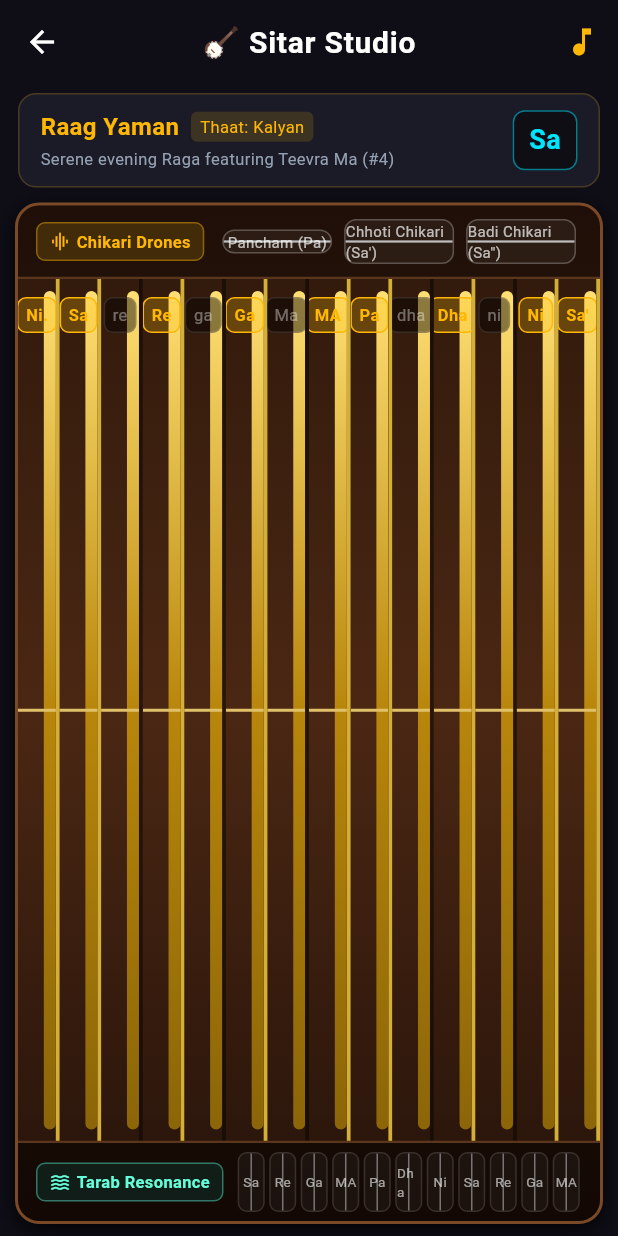
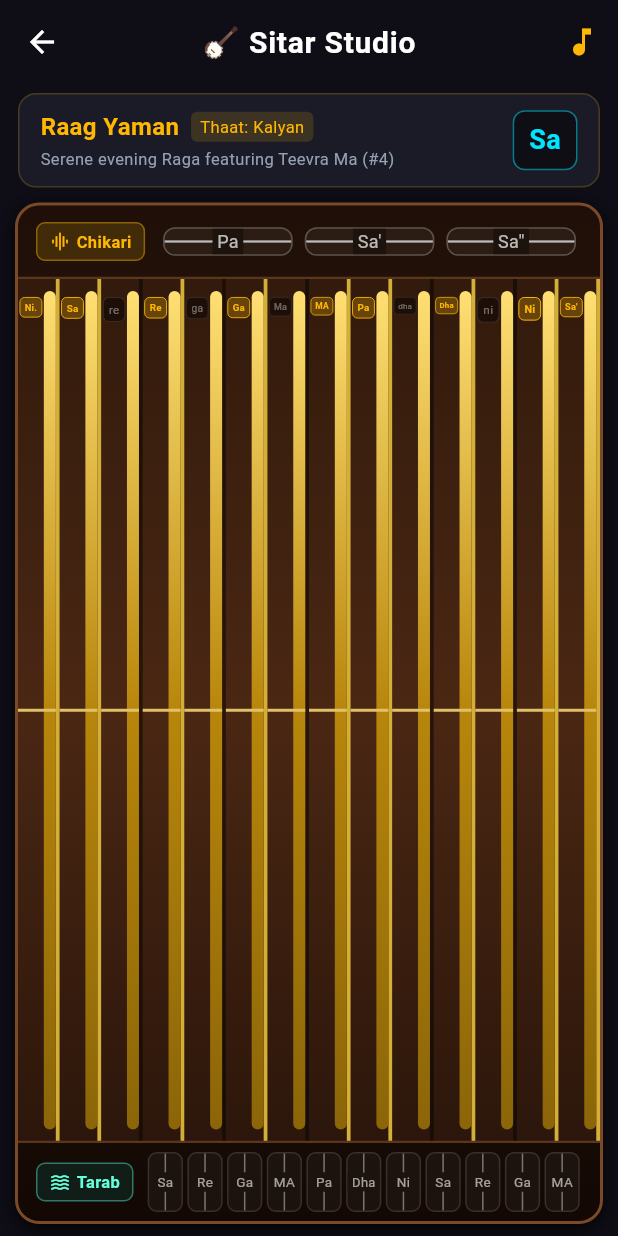
Before and after one commit to Pyush/surjam, a Flutter app: the SitarScreen screen opened directly, on a phone screen of 412 x 824 dp. Run offline on Flutter 3.47's test engine with Material 3 defaults, Android fonts, the phone set to English and light mode, and no system bars; our stand-ins replace audioplayers, flutter_animate, google_mobile_ads, shared_preferences; missing offline and left inert: record; accounts and stored records are empty; network calls fail; statements that could not run were skipped.

Commit message:
Improve touch targets and use of space on piano, DJ, sitar and bansuri
- Piano: 44dp minimum white keys with horizontal scroll in portrait,
  learn mode scrolls to the target note, controls fit on two lines.
- DJ looper: pad grid fills the panel (2x4 portrait, 4x2 landscape);
  fixes pads silently clipped in landscape.
- Sitar: labels scale to fit their columns and no longer wrap or look
  struck through.
- Bansuri: larger holes with full-height tap areas.

Co-Authored-By: Claude Opus 5.5 <noreply@anthropic.com>

```diff
--- a/lib/features/sitar/widgets/sitar_fretboard_widget.dart
+++ b/lib/features/sitar/widgets/sitar_fretboard_widget.dart
@@ -60,7 +60,8 @@ class _SitarFretboardWidgetState extends State<SitarFretboardWidget> {
 
   // --- 1. CHIKARI DRONES ---
   Widget _buildChikariBar(SitarProvider provider) {
-    final chikariNames = ['Pancham (Pa)', 'Chhoti Chikari (Sa\')', 'Badi Chikari (Sa\'\')'];
+    // Pancham, chhoti chikari and badi chikari; the section label names them.
+    final chikariNames = ['Pa', 'Sa\'', 'Sa\'\''];
     return Container(
       height: 48,
       padding: const EdgeInsets.symmetric(horizontal: 12, vertical: 4),
@@ -82,7 +83,7 @@ class _SitarFretboardWidgetState extends State<SitarFretboardWidget> {
                 Icon(Icons.graphic_eq, color: AppColors.pianoGold, size: 14),
                 SizedBox(width: 4),
                 Text(
-                  'Chikari Drones',
+                  'Chikari',
                   style: TextStyle(color: AppColors.pianoGold, fontSize: 11, fontWeight: FontWeight.bold),
                 ),
               ],
@@ -116,12 +117,21 @@ class _SitarFretboardWidgetState extends State<SitarFretboardWidget> {
                             height: isPlucked ? 3.0 : 1.5,
                             color: isPlucked ? AppColors.pianoGold : Colors.grey.shade400,
                           ),
-                          Text(
+                          FittedBox(
+                            fit: BoxFit.scaleDown,
+                            // Backing keeps the string line from striking through the label.
+                            child: Container(
+                            padding: const EdgeInsets.symmetric(horizontal: 3),
+                            color: const Color(0xFF1C130C),
+                            child: Text(
                             chikariNames[idx],
+                            maxLines: 1,
                             style: TextStyle(
                               color: isPlucked ? Colors.white : Colors.white70,
-                              fontSize: 10,
+                              fontSize: 12,
                               fontWeight: isPlucked ? FontWeight.bold : FontWeight.normal,
+                            ),
+                            ),
                             ),
                           ),
                         ],
@@ -221,10 +231,14 @@ class _SitarFretboardWidgetState extends State<SitarFretboardWidget> {
                         ),
                       ),
 
-                      // Swara Badge
+                      // Swara Badge (scaled to fit narrow portrait columns)
                       Positioned(
                         top: 12,
-                        child: Container(
+                        left: 1,
+                        right: 9,
+                        child: FittedBox(
+                          fit: BoxFit.scaleDown,
+                          child: Container(
                           padding: const EdgeInsets.symmetric(horizontal: 5, vertical: 3),
                           decoration: BoxDecoration(
                             color: inRaga
@@ -242,6 +256,7 @@ class _SitarFretboardWidgetState extends State<SitarFretboardWidget> {
                               fontSize: 11,
                               fontWeight: inRaga ? FontWeight.bold : FontWeight.normal,
                             ),
+                          ),
                           ),
                         ),
                       ),
@@ -265,19 +280,24 @@ class _SitarFretboardWidgetState extends State<SitarFretboardWidget> {
                       if (isActive && provider.bendSemitones > 0)
                         Positioned(
                           bottom: 12,
-                          child: Container(
+                          left: 1,
+                          right: 9,
+                          child: FittedBox(
+                            fit: BoxFit.scaleDown,
+                            child: Container(
                             padding: const EdgeInsets.symmetric(horizontal: 6, vertical: 2),
                             decoration: BoxDecoration(
                               color: AppColors.primaryCyan,
                               borderRadius: BorderRadius.circular(4),
                             ),
                             child: Text(
-                              '+${provider.bendSemitones} Semitone',
+                              '+${provider.bendSemitones}',
                               style: const TextStyle(
                                 color: Colors.black,
                                 fontSize: 9,
                                 fontWeight: FontWeight.bold,
                               ),
+                            ),
                             ),
                           ),
                         ),
@@ -316,7 +336,7 @@ class _SitarFretboardWidgetState extends State<SitarFretboardWidget> {
                 Icon(Icons.waves, color: Colors.tealAccent, size: 14),
                 SizedBox(width: 4),
                 Text(
-                  'Tarab Resonance',
+                  'Tarab',
                   style: TextStyle(color: Colors.tealAccent, fontSize: 11, fontWeight: FontWeight.bold),
                 ),
               ],
@@ -352,12 +372,21 @@ class _SitarFretboardWidgetState extends State<SitarFretboardWidget> {
                             width: 1.0,
                             color: isPlucked ? Colors.tealAccent : Colors.grey.shade600,
                           ),
-                          Text(
+                          FittedBox(
+                            fit: BoxFit.scaleDown,
+                            // Backing keeps the string line from striking through the label.
+                            child: Container(
+                            padding: const EdgeInsets.symmetric(horizontal: 3),
+                            color: const Color(0xFF1C130C),
+                            child: Text(
                             noteLabel,
+                            maxLines: 1,
                             style: TextStyle(
                               color: isPlucked ? Colors.white : Colors.white60,
                               fontSize: 9,
                               fontWeight: isPlucked ? FontWeight.bold : FontWeight.normal,
+                            ),
+                            ),
                             ),
                           ),
                         ],
```
Also changed, not shown: lib/features/bansuri/widgets/bansuri_flute_widget.dart (+12 -6 lines), lib/features/djlooper/widgets/dj_loop_matrix_widget.dart (+16 -6 lines), lib/features/piano/screens/piano_screen.dart (+29 -26 lines), lib/features/piano/widgets/keyboard_widget.dart (+37 -7 lines), 1 other file.
